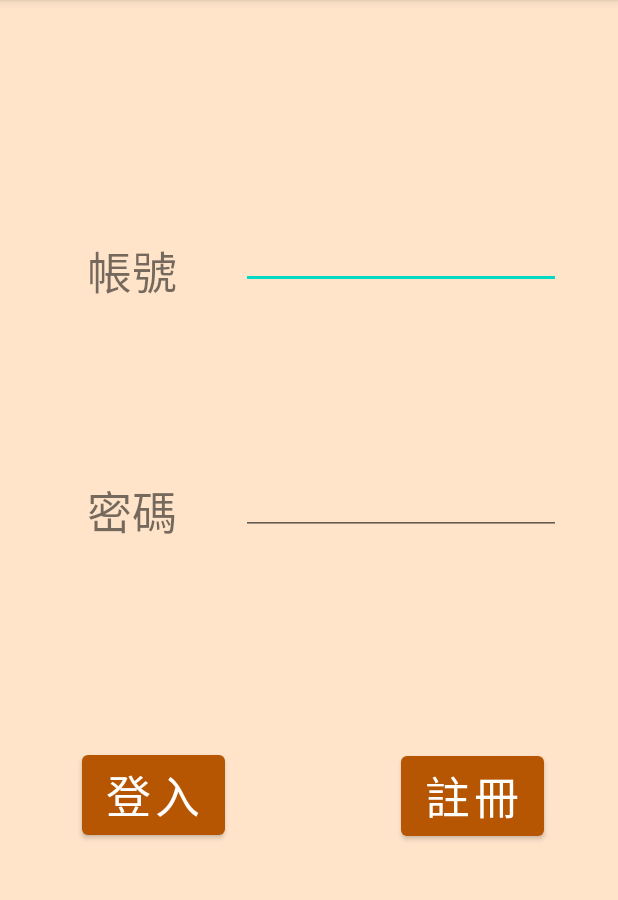
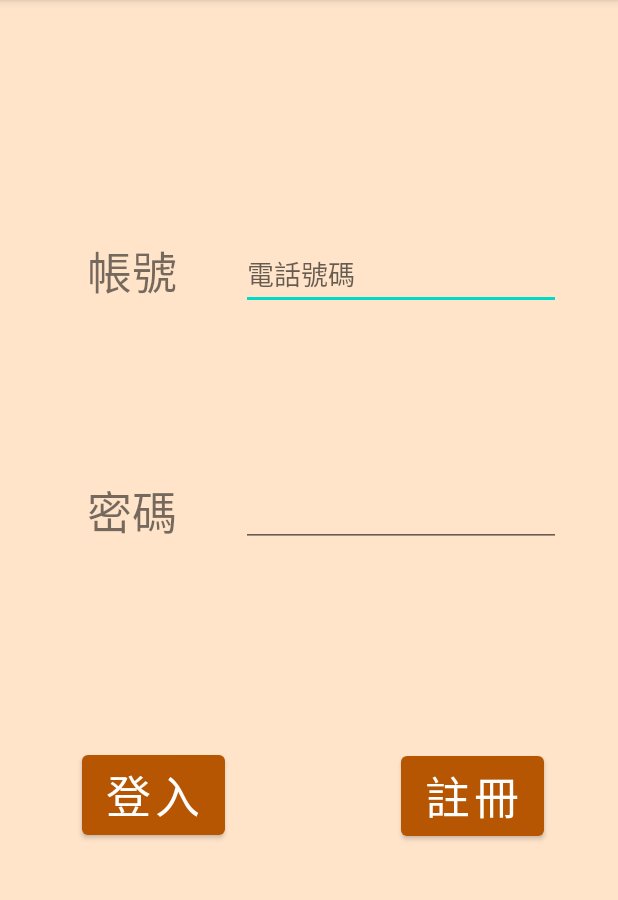
Before and after one commit to shawnL1225/elderAPP, an Android app: the screen it shows after launch (LoginActivity), on a phone screen of 412 x 824 dp, the part 84-984 px from its top. Run offline under Robolectric (Android 15) with nearby library versions, the phone set to English and light mode, and no system bars; our stand-ins replace Volley.

Commit message:
login with database user table & determine fail problem

```diff
--- a/app/build.gradle
+++ b/app/build.gradle
@@ -41,8 +41,7 @@ dependencies {
     testImplementation 'junit:junit:4.+'
     androidTestImplementation 'androidx.test.ext:junit:1.1.2'
     androidTestImplementation 'androidx.test.espresso:espresso-core:3.3.0'
-    implementation "androidx.core:core-ktx:+"
-    implementation "org.jetbrains.kotlin:kotlin-stdlib-jdk7:$kotlin_version"
+    implementation 'com.android.volley:volley:1.1.1'
 }
 repositories {
     mavenCentral()
--- a/app/src/main/AndroidManifest.xml
+++ b/app/src/main/AndroidManifest.xml
@@ -2,7 +2,8 @@
 <manifest xmlns:android="http://schemas.android.com/apk/res/android"
     package="com.example.elderapp">
 
-    <uses-permission android:name="android.permission.WAKE_LOCK" />
+    <uses-permission android:name="android.permission.INTERNET"/>
+    <uses-permission android:name="android.permission.ACCESS_NETWORK_STATE"/>
 
 
 
@@ -31,7 +32,7 @@
 
         </activity>
         <activity
-            android:name=".SignUpActivity"
+            android:name=".RegisterActivity"
             android:label="@string/title_activity_signup">
 
         </activity>
--- a/app/src/main/java/com/example/elderapp/ElderActivity.java
+++ b/app/src/main/java/com/example/elderapp/ElderActivity.java
@@ -10,5 +10,6 @@ public class ElderActivity extends AppCompatActivity {
     protected void onCreate(Bundle savedInstanceState) {
         super.onCreate(savedInstanceState);
         setContentView(R.layout.activity_elder);
+
     }
 }
--- a/app/src/main/res/layout/activity_login.xml
+++ b/app/src/main/res/layout/activity_login.xml
@@ -38,13 +38,14 @@
         android:layout_width="wrap_content"
         android:layout_height="wrap_content"
         android:ems="10"
-        android:inputType="textPersonName"
+        android:hint="電話號碼"
+        android:inputType="phone"
         app:layout_constraintBottom_toBottomOf="parent"
         app:layout_constraintEnd_toEndOf="parent"
         app:layout_constraintHorizontal_bias="0.81"
         app:layout_constraintStart_toStartOf="parent"
         app:layout_constraintTop_toTopOf="parent"
-        app:layout_constraintVertical_bias="0.204" />
+        app:layout_constraintVertical_bias="0.22" />
 
     <EditText
         android:id="@+id/et_password"
@@ -57,7 +58,7 @@
         app:layout_constraintHorizontal_bias="0.81"
         app:layout_constraintStart_toStartOf="parent"
         app:layout_constraintTop_toTopOf="parent"
-        app:layout_constraintVertical_bias="0.431" />
+        app:layout_constraintVertical_bias="0.442" />
 
     <Button
         android:id="@+id/btn_login"
@@ -65,6 +66,7 @@
         android:layout_height="wrap_content"
         android:text="登入"
         android:textSize="30dp"
+        android:onClick="login"
         app:layout_constraintBottom_toBottomOf="parent"
         app:layout_constraintEnd_toEndOf="parent"
         app:layout_constraintHorizontal_bias="0.173"
@@ -73,10 +75,11 @@
         app:layout_constraintVertical_bias="0.708" />
 
     <Button
-        android:id="@+id/btn_regist"
+        android:id="@+id/btn_register"
         android:layout_width="wrap_content"
         android:layout_height="wrap_content"
         android:text="註冊"
+        android:onClick="register"
         android:textSize="30dp"
         app:layout_constraintBottom_toBottomOf="parent"
         app:layout_constraintEnd_toEndOf="parent"
@@ -85,4 +88,6 @@
         app:layout_constraintTop_toTopOf="parent"
         app:layout_constraintVertical_bias="0.709" />
 
+
+
 </androidx.constraintlayout.widget.ConstraintLayout>
--- a/app/src/main/res/layout/activity_sign_up.xml
+++ b/app/src/main/res/layout/activity_register.xml
@@ -4,7 +4,7 @@
     xmlns:tools="http://schemas.android.com/tools"
     android:layout_width="match_parent"
     android:layout_height="match_parent"
-    tools:context=".SignUpActivity">
+    tools:context=".RegisterActivity">
 
     <androidx.fragment.app.FragmentContainerView
         android:id="@+id/f_signup"
```
Also changed, not shown: app/src/main/java/com/example/elderapp/LoginActivity.java (+61 -17 lines), app/src/main/java/com/example/elderapp/RegisterActivity.java (added, +18 -0 lines), app/src/main/java/com/example/elderapp/SignUpActivity.java (deleted, +0 -27 lines), app/src/main/java/com/example/elderapp/VolunteerActivity.kt (deleted, +0 -14 lines).
